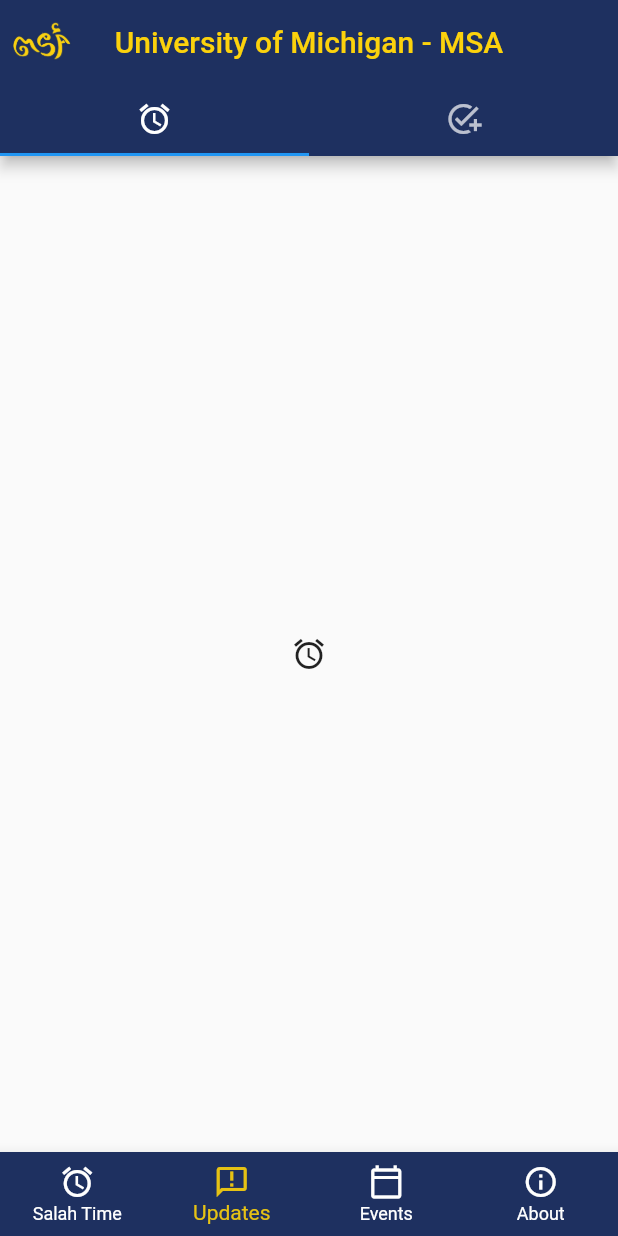
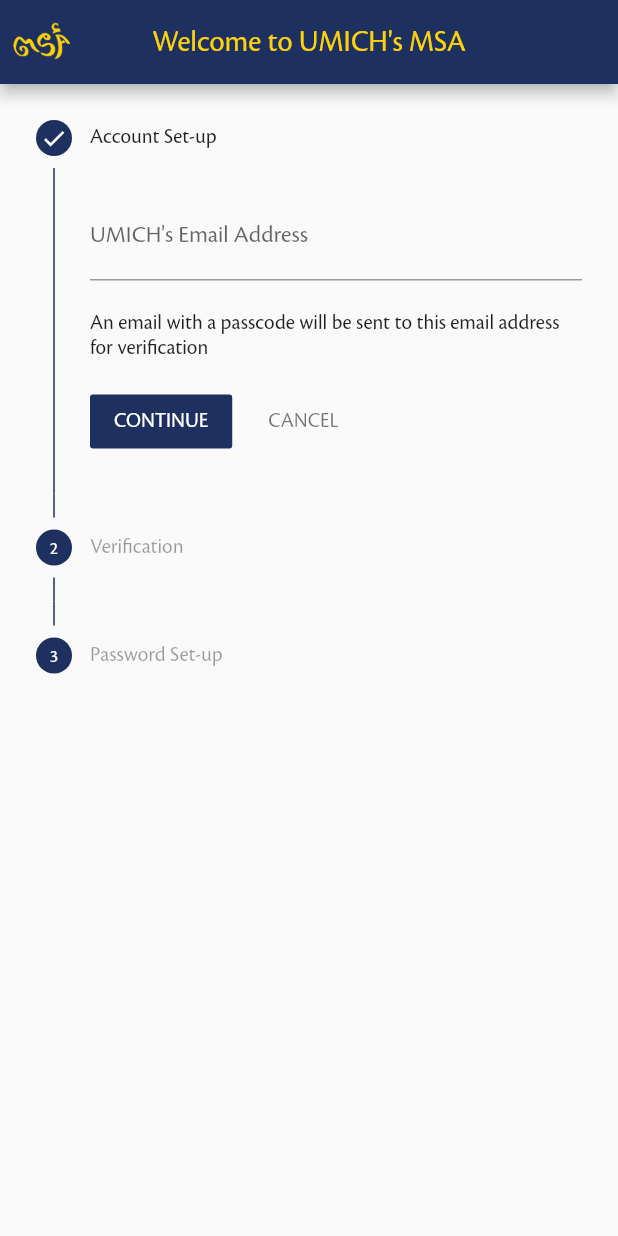
Before and after one commit to saadahmad5/umich_msa, a Flutter app: the screen it shows after launch, on a phone screen of 412 x 824 dp. Run offline on Flutter 3.47's test engine with Material 2 defaults, Android fonts, the light colour scheme and no system bars; our stand-ins replace flutter_spinkit.

Commit message:
added some screens and firebase setup for android

```diff
--- a/lib/main.dart
+++ b/lib/main.dart
@@ -13,6 +13,7 @@
 
     runApp(MaterialApp(
       themeMode: ThemeMode.system,
+      theme: ThemeData(fontFamily: "Cronos-Pro"),
       title: "UMICH MSA",
       navigatorKey: MsaRouter.instance.navigatorKey,
       home: MsaRouter.instance.home,
--- /dev/null
+++ b/lib/models/user.dart
@@ -0,0 +1 @@
+class User {}
--- a/lib/screens/home_screen.dart
+++ b/lib/screens/home_screen.dart
@@ -25,42 +25,53 @@
           appBar: AppBar(
             centerTitle: true,
             leading: IconButton(
-                icon: Image.asset("assets/images/icon64.png"),
-                onPressed: () {}),
+                icon: Image.asset("assets/images/icon64.png"), onPressed: null),
             iconTheme: IconThemeData(color: Colors.yellow),
             backgroundColor: const Color.fromARGB(255, 30, 48, 96),
-            bottom: const TabBar(
-              tabs: [
-                Tab(icon: Icon(Icons.access_alarm_outlined)), // Widgets class
-                Tab(icon: Icon(Icons.add_task_outlined)),
-              ],
-            ),
+            // bottom: const TabBar(
+            //   tabs: [
+            //     Tab(icon: Icon(Icons.access_alarm_outlined)), // Widgets class
+            //     Tab(icon: Icon(Icons.add_task_outlined)),
+            //   ],
+            // ),
             title: const Text(
-              'University of Michigan - MSA',
-              style: TextStyle(color: Color.fromARGB(255, 252, 210, 12)),
+              'UMICH Muslim Students\' Association',
+              style: TextStyle(
+                  color: Color.fromARGB(255, 252, 210, 12),
+                  fontFamily: "Cronos-Pro"),
             ),
           ),
-          body: const TabBarView(
+          body: Column(
             children: [
-              Icon(Icons.access_alarm_outlined),
-              Icon(Icons.add_task_outlined)
+              Container(
+                child: Text(
+                  "Reflection Rooms",
+                  style: TextStyle(
+                      fontWeight: FontWeight.w300,
+                      fontFamily: "Cronos-Pro",
+                      fontSize: 24.0),
+                ),
+                alignment: AlignmentGeometry.lerp(
+                    Alignment.center, Alignment.center, 0),
+                padding: EdgeInsets.symmetric(vertical: 10.0),
+              ),
             ],
           ),
+          // const TabBarView(
+          //   children: [
+          //     Icon(Icons.access_alarm_outlined),
+          //     Icon(Icons.add_task_outlined)
+          //   ],
+          // ),
           bottomNavigationBar: BottomNavigationBar(
             unselectedItemColor: Colors.white,
             selectedItemColor: Color.fromARGB(230, 252, 210, 12),
             backgroundColor: Color.fromARGB(255, 30, 48, 96),
             type: BottomNavigationBarType.fixed,
-            currentIndex: 1, // this will be set when a new tab is tapped
+            currentIndex: 0, // this will be set when a new tab is tapped
             items: [
               const BottomNavigationBarItem(
-                icon: Icon(Icons.access_alarm_outlined),
-                label: 'Salah Time',
-              ),
-              const BottomNavigationBarItem(
-                icon: Icon(Icons.announcement_outlined),
-                label: 'Updates',
-              ),
+                  icon: Icon(Icons.space_dashboard_outlined), label: 'Salah'),
               const BottomNavigationBarItem(
                   icon: Icon(Icons.calendar_today_outlined), label: 'Events'),
               const BottomNavigationBarItem(
--- a/lib/screens/splash_screen.dart
+++ b/lib/screens/splash_screen.dart
@@ -2,6 +2,7 @@
 import 'package:flutter_spinkit/flutter_spinkit.dart';
 import 'package:umich_msa/msa_router.dart';
 import 'package:umich_msa/screens/home_screen.dart';
+import 'package:umich_msa/screens/user_signup_screen.dart';
 
 class SplashScreen extends StatefulWidget {
   const SplashScreen();
@@ -45,7 +46,7 @@
     Future.delayed(
       const Duration(milliseconds: 2000),
       () {
-        MsaRouter.instance.pushReplacement(HomeScreen.route());
+        MsaRouter.instance.pushReplacement(UserAuthScreen.route());
       },
     );
   }
--- /dev/null
+++ b/lib/screens/user_signup_screen.dart
@@ -0,0 +1,174 @@
+import 'package:flutter/cupertino.dart';
+import 'package:flutter/material.dart';
+import 'package:flutter/services.dart';
+import 'package:umich_msa/msa_router.dart';
+import 'package:umich_msa/screens/home_screen.dart';
+
+class UserAuthScreen extends StatefulWidget {
+  const UserAuthScreen({Key? key}) : super(key: key);
+
+  static String routeName = 'userAuthScreen';
+  static Route<UserAuthScreen> route() {
+    return MaterialPageRoute<UserAuthScreen>(
+      settings: RouteSettings(name: routeName),
+      builder: (BuildContext context) => const UserAuthScreen(),
+    );
+  }
+
+  @override
+  _UserAuthScreenState createState() => _UserAuthScreenState();
+}
+
+class _UserAuthScreenState extends State<UserAuthScreen> {
+  int _currentStep = 0;
+
+  @override
+  Widget build(BuildContext context) {
+    return Scaffold(
+      appBar: AppBar(
+        centerTitle: true,
+        leading: IconButton(
+            icon: Image.asset("assets/images/icon64.png"), onPressed: null),
+        iconTheme: IconThemeData(color: Colors.yellow),
+        backgroundColor: const Color.fromARGB(255, 30, 48, 96),
+        title: Text(
+          'Welcome to UMICH\'s MSA',
+          style: TextStyle(
+            color: Color.fromARGB(255, 252, 210, 12),
+          ),
+        ),
+        //automaticallyImplyLeading: false,
+      ),
+      body: Container(
+        child: Column(
+          children: [
+            Expanded(
+              child: Theme(
+                data: ThemeData(
+                  fontFamily: "Cronos-Pro",
+                  colorScheme: Theme.of(context)
+                      .colorScheme
+                      .copyWith(primary: Color.fromARGB(255, 30, 48, 96)),
+                ),
+                child: Stepper(
+                  type: StepperType.vertical,
+                  physics: ScrollPhysics(),
+                  currentStep: _currentStep,
+                  onStepTapped: (step) => tapped(step),
+                  onStepContinue: continued,
+                  onStepCancel: cancel,
+                  steps: <Step>[
+                    Step(
+                      title: Text('Account Set-up'),
+                      content: Column(
+                        children: <Widget>[
+                          TextFormField(
+                            keyboardType: TextInputType.emailAddress,
+                            decoration: InputDecoration(
+                                labelText: 'UMICH\'s Email Address',
+                                hintText: "uniqname@umich.edu"),
+                          ),
+                          Container(
+                              padding: EdgeInsets.only(top: 20.0),
+                              child: Text(
+                                  "An email with a passcode will be sent to this email address for verification")),
+                        ],
+                      ),
+                      isActive: _currentStep >= 0,
+                      state: _currentStep >= 0
+                          ? StepState.complete
+                          : StepState.disabled,
+                    ),
+                    Step(
+                      title: new Text('Verification'),
+                      content: Column(
+                        children: <Widget>[
+                          Container(
+                              child: Text(
+                                  "Please enter the passcode sent to your email address for verification")),
+                          TextFormField(
+                            keyboardType: TextInputType.number,
+                            decoration: InputDecoration(
+                              labelText: 'Passcode',
+                              hintText: '123456',
+                            ),
+                          ),
+                          Row(
+                            mainAxisAlignment: MainAxisAlignment.end,
+                            children: [
+                              OutlinedButton(
+                                  onPressed: () {},
+                                  child: Text('Re-send Email')),
+                            ],
+                          )
+                        ],
+                      ),
+                      isActive: _currentStep >= 0,
+                      state: _currentStep >= 1
+                          ? StepState.complete
+                          : StepState.disabled,
+                    ),
+                    Step(
+                      title: new Text('Password Set-up'),
+                      content: Column(
+                        children: <Widget>[
+                          Row(
+                            children: [
+                              Text(
+                                "Set up a new password for your MSA account",
+                                textAlign: TextAlign.left,
+                                textDirection: TextDirection.ltr,
+                              ),
+                            ],
+                          ),
+                          TextFormField(
+                            keyboardType: TextInputType.visiblePassword,
+                            obscureText: true,
+                            enableSuggestions: false,
+                            autocorrect: false,
+                            decoration: InputDecoration(
+                              labelText: 'Password',
+                              hintText: 'supersecret!',
+                            ),
+                          ),
+                          TextFormField(
+                            keyboardType: TextInputType.visiblePassword,
+                            obscureText: true,
+                            enableSuggestions: false,
+                            autocorrect: false,
+                            decoration: InputDecoration(
+                              labelText: 'Confirm Password',
+                              hintText: 'supersecret!',
+                            ),
+                          ),
+                        ],
+                      ),
+                      isActive: _currentStep >= 0,
+                      state: _currentStep >= 2
+                          ? StepState.complete
+                          : StepState.disabled,
+                    ),
+                  ],
+                ),
+              ),
+            ),
+          ],
+        ),
+      ),
+    );
+  }
+
+  tapped(int step) {
+    setState(() => _currentStep = step);
+  }
+
+  continued() {
+    _currentStep < 2
+        ? setState(() => _currentStep += 1)
+        : MsaRouter.instance.pushReplacement(HomeScreen.route());
+  }
+
+  cancel() {
+    _currentStep > 0 ? setState(() => _currentStep -= 1) : null;
+  }
+}
```
Also changed, not shown: pubspec.yaml (+8 -0 lines), lib/screens/crud_salah_time_screen.dart (added), lib/screens/user_signin_screen.dart (added), pubspec.lock, 3 other files.
